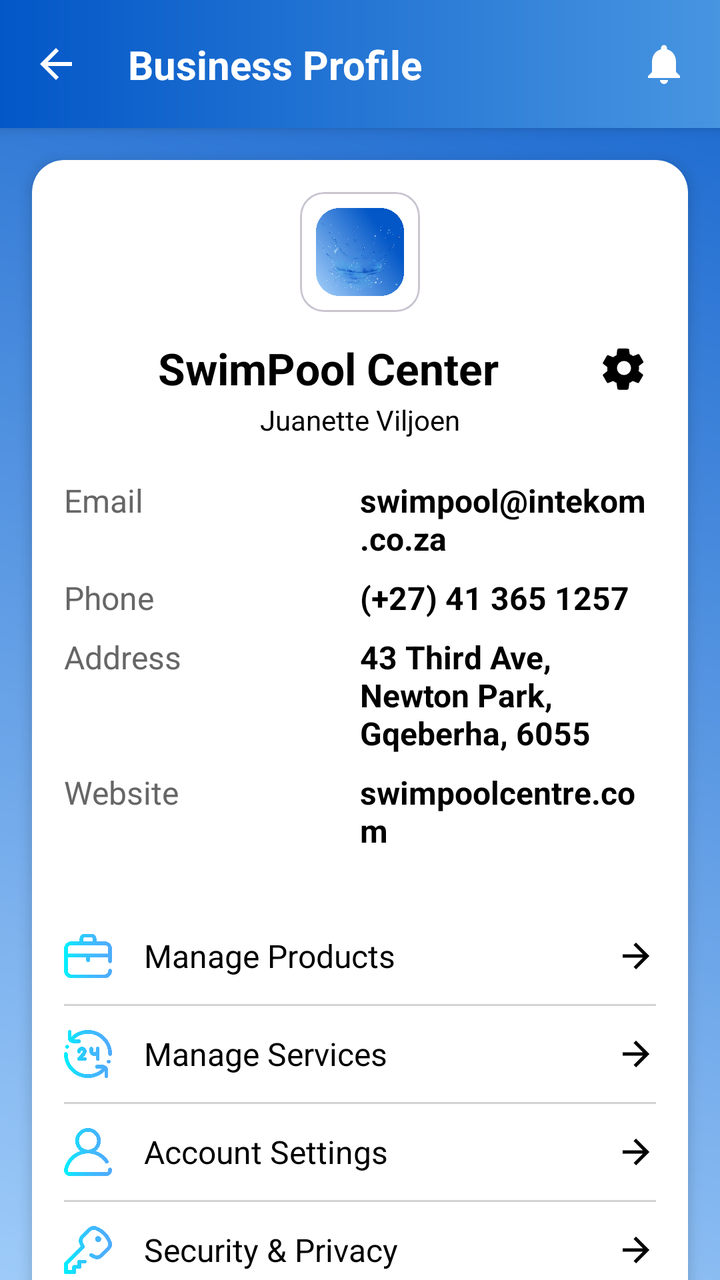
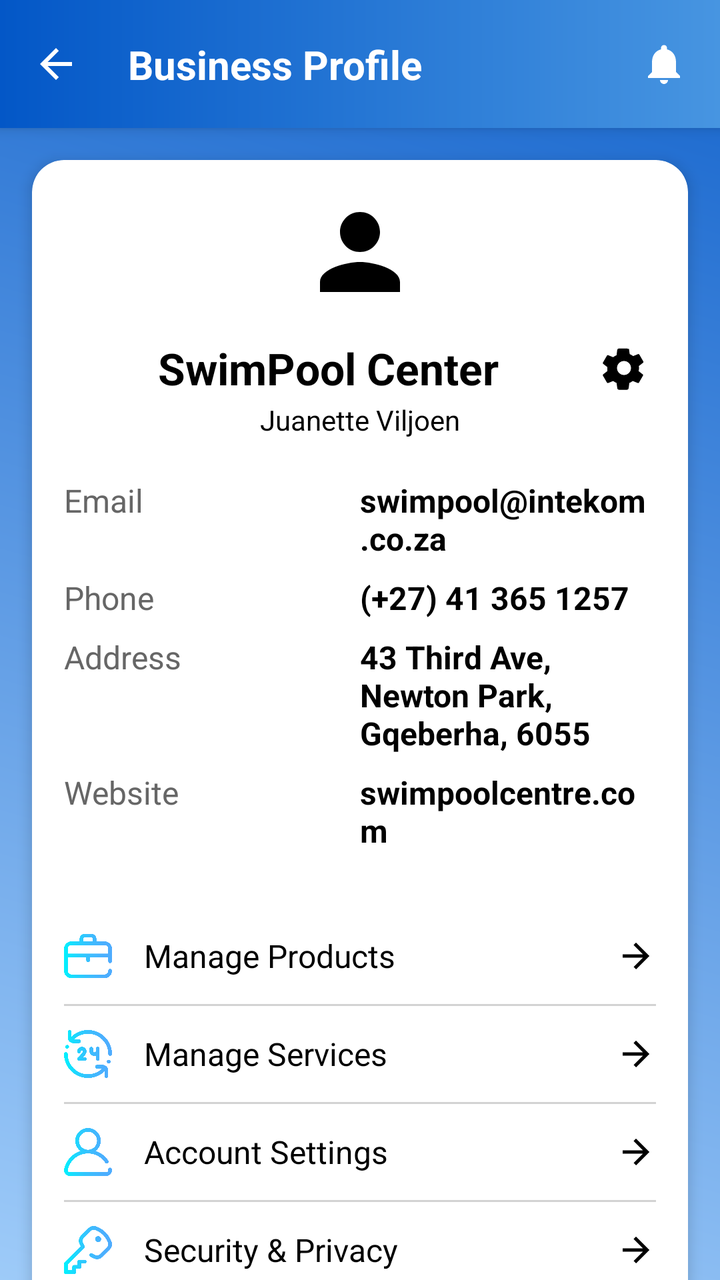

Screens rendered from an Android XML layout before and after an edit, with the pre-edit source and the edit as a unified diff.
<!-- AndroidManifest.xml: application theme Theme.PoolApp -->
<!-- res/layout/sp_profile.xml -->
<?xml version="1.0" encoding="utf-8"?>
<androidx.constraintlayout.widget.ConstraintLayout
    xmlns:android="http://schemas.android.com/apk/res/android"
    xmlns:app="http://schemas.android.com/apk/res-auto"
    xmlns:tools="http://schemas.android.com/tools"
    android:layout_width="match_parent"
    android:layout_height="match_parent"
    android:background="@drawable/pbg"
    tools:context=".SP_Profile">

    <androidx.constraintlayout.widget.ConstraintLayout
        android:id="@+id/profile_header_banner"
        android:layout_width="match_parent"
        android:layout_height="64dp"
        android:background="@drawable/custom_background"
        android:elevation="4dp"
        app:layout_constraintEnd_toEndOf="parent"
        app:layout_constraintStart_toStartOf="parent"
        app:layout_constraintTop_toTopOf="parent">

        <ImageButton
            android:id="@+id/btn_back"
            android:layout_width="wrap_content"
            android:layout_height="wrap_content"
            android:background="@android:color/transparent"
            android:contentDescription="Back"
            android:padding="16dp"
            android:src="@drawable/ic_arrow_back_white_24dp"
            app:layout_constraintBottom_toBottomOf="parent"
            app:layout_constraintStart_toStartOf="parent"
            app:layout_constraintTop_toTopOf="parent"
            app:tint="@color/white" />

        <TextView
            android:id="@+id/tv_header_title"
            android:layout_width="wrap_content"
            android:layout_height="wrap_content"
            android:layout_marginStart="8dp"
            android:text="Business Profile"
            android:textColor="@color/white"
            android:textSize="20sp"
            android:textStyle="bold"
            app:layout_constraintBottom_toBottomOf="parent"
            app:layout_constraintStart_toEndOf="@id/btn_back"
            app:layout_constraintTop_toTopOf="parent" />

        <ImageButton
            android:id="@+id/btn_notifications"
            android:layout_width="wrap_content"
            android:layout_height="wrap_content"
            android:background="@android:color/transparent"
            android:contentDescription="Notifications"
            android:padding="16dp"
            android:src="@drawable/ic_notifications_white_24dp"
            app:layout_constraintBottom_toBottomOf="parent"
            app:layout_constraintEnd_toEndOf="parent"
            app:layout_constraintTop_toTopOf="parent"
            app:tint="@color/white" />

    </androidx.constraintlayout.widget.ConstraintLayout>

    <androidx.core.widget.NestedScrollView
        android:id="@+id/nestedScrollView"
        android:layout_width="0dp"
        android:layout_height="0dp"
        app:layout_constraintBottom_toBottomOf="parent"
        app:layout_constraintEnd_toEndOf="parent"
        app:layout_constraintStart_toStartOf="parent"
        app:layout_constraintTop_toBottomOf="@id/profile_header_banner">

        <LinearLayout
            android:layout_width="match_parent"
            android:layout_height="wrap_content"
            android:orientation="vertical"
            android:paddingBottom="80dp">

            <androidx.cardview.widget.CardView
                android:layout_width="match_parent"
                android:layout_height="wrap_content"
                android:layout_marginHorizontal="16dp"
                android:layout_marginTop="16dp"
                android:layout_marginBottom="16dp"
                app:cardCornerRadius="16dp"
                app:cardElevation="4dp">

                <LinearLayout
                    android:layout_width="match_parent"
                    android:layout_height="wrap_content"
                    android:orientation="vertical"
                    android:paddingBottom="16dp">

                    <LinearLayout
                        android:layout_width="match_parent"
                        android:layout_height="wrap_content"
                        android:background="@color/white_transparent_50"
                        android:backgroundTint="@color/white_transparent_50"
                        android:foregroundTint="@color/white_transparent_50"
                        android:orientation="vertical"
                        android:paddingHorizontal="16dp"
                        android:paddingTop="16dp"
                        android:paddingBottom="16dp">

                        <com.google.android.material.card.MaterialCardView
                            android:layout_width="60dp"
                            android:layout_height="60dp"
                            android:layout_gravity="center_horizontal"
                            android:layout_marginBottom="12dp">

                            <ImageView
                                android:id="@+id/iv_profile_picture"
                                android:layout_width="match_parent"
                                android:layout_height="match_parent"
                                android:background="@color/white"
                                android:contentDescription="Business Logo"
                                android:padding="8dp"
                                android:scaleType="centerInside"
                                android:src="@drawable/launcher_icon" />
                        </com.google.android.material.card.MaterialCardView>

                        <LinearLayout
                            android:layout_width="match_parent"
                            android:layout_height="wrap_content"
                            android:layout_marginBottom="16dp"
                            android:gravity="center_vertical"
                            android:orientation="horizontal">

                            <TextView
                                android:id="@+id/tv_business_name"
                                android:layout_width="0dp"
                                android:layout_height="wrap_content"
                                android:layout_weight="1"
                                android:gravity="center_horizontal"
                                android:text="SwimPool Center"
                                android:textColor="@color/black"
                                android:textSize="22sp"
                                android:textStyle="bold" />

                            <ImageButton
                                android:id="@+id/btn_settings_gear"
                                android:layout_width="wrap_content"
                                android:layout_height="wrap_content"
                                android:background="@android:color/transparent"
                                android:contentDescription="Settings"
                                android:padding="4dp"
                                android:src="@drawable/ic_settings_black_24dp" />
                        </LinearLayout>

                        <TextView
                            android:id="@+id/tv_owner_name"
                            android:layout_width="wrap_content"
                            android:layout_height="wrap_content"
                            android:layout_gravity="center_horizontal"
                            android:layout_marginTop="-16dp"
                            android:layout_marginBottom="16dp"
                            android:text="Juanette Viljoen"
                            android:textColor="@color/black"
                            android:textSize="14sp" />

                        <TableLayout
                            android:layout_width="match_parent"
                            android:layout_height="wrap_content"
                            android:stretchColumns="1">

                            <TableRow>

                                <TextView
                                    style="@style/ProfileDetailLabel"
                                    android:text="Email" />

                                <TextView
                                    android:id="@+id/tv_detail_email"
                                    style="@style/ProfileDetailValue"
                                    android:text="swimpool@intekom.co.za" />
                            </TableRow>

                            <TableRow>

                                <TextView
                                    style="@style/ProfileDetailLabel"
                                    android:text="Phone" />

                                <TextView
                                    android:id="@+id/tv_detail_phone"
                                    style="@style/ProfileDetailValue"
                                    android:text="(+27) 41 365 1257" />
                            </TableRow>

                            <TableRow>

                                <TextView
                                    style="@style/ProfileDetailLabel"
                                    android:text="Address" />

                                <TextView
                                    android:id="@+id/tv_detail_location"
                                    style="@style/ProfileDetailValue"
                                    android:text="43 Third Ave, Newton Park, Gqeberha, 6055" />
                            </TableRow>

                            <TableRow>

                                <TextView
                                    style="@style/ProfileDetailLabel"
                                    android:text="Website" />

                                <TextView
                                    android:id="@+id/tv_detail_website"
                                    style="@style/ProfileDetailValue"
                                    android:text="swimpoolcentre.com" />
                            </TableRow>
                        </TableLayout>
                    </LinearLayout>

                    <LinearLayout
                        android:layout_width="match_parent"
                        android:layout_height="wrap_content"
                        android:background="@android:color/transparent"
                        android:orientation="vertical"
                        android:paddingHorizontal="16dp"
                        android:layout_marginTop="8dp">

                        <LinearLayout
                            android:id="@+id/option_manage_products"
                            android:layout_width="match_parent"
                            android:layout_height="wrap_content"
                            android:orientation="horizontal"
                            android:gravity="center_vertical"
                            android:paddingVertical="12dp"
                            android:clickable="true"
                            android:focusable="true"
                            android:background="?attr/selectableItemBackground">
                            <ImageView
                                android:id="@+id/icon_left_products"
                                android:layout_width="24dp"
                                android:layout_height="24dp"
                                android:src="@drawable/business"
                                android:contentDescription="Manage Products Icon"
                                android:layout_marginEnd="16dp"/>

                            <TextView
                                android:id="@+id/tv_label_products"
                                android:layout_width="0dp"
                                android:layout_height="wrap_content"
                                android:layout_weight="1"
                                android:text="Manage Products"
                                android:textSize="16sp"
                                android:textColor="@color/black"/>

                            <ImageView
                                android:layout_width="20dp"
                                android:layout_height="20dp"
                                android:src="@drawable/ic_arrow_forward_black_24dp"
                                app:tint="@color/black"
                                android:contentDescription="Go to"/>
                        </LinearLayout>

                        <View style="@style/DividerLine" />

                        <LinearLayout
                            android:id="@+id/option_manage_services"
                            android:layout_width="match_parent"
                            android:layout_height="wrap_content"
                            android:orientation="horizontal"
                            android:gravity="center_vertical"
                            android:paddingVertical="12dp"
                            android:clickable="true"
                            android:focusable="true"
                            android:background="?attr/selectableItemBackground">
                            <ImageView
                                android:id="@+id/icon_left_services"
                                android:layout_width="24dp"
                                android:layout_height="24dp"
                                android:src="@drawable/services"
                                android:contentDescription="Manage Services Icon"
                                android:layout_marginEnd="16dp"/>

                            <TextView
                                android:id="@+id/tv_label_services"
                                android:layout_width="0dp"
                                android:layout_height="wrap_content"
                                android:layout_weight="1"
                                android:text="Manage Services"
                                android:textSize="16sp"
                                android:textColor="@color/black"/>

                            <ImageView
                                android:layout_width="20dp"
                                android:layout_height="20dp"
                                android:src="@drawable/ic_arrow_forward_black_24dp"
                                app:tint="@color/black"
                                android:contentDescription="Go to"/>
                        </LinearLayout>

                        <View style="@style/DividerLine" />

                        <LinearLayout
                            android:id="@+id/option_account_settings_sp"
                            android:layout_width="match_parent"
                            android:layout_height="wrap_content"
                            android:orientation="horizontal"
                            android:gravity="center_vertical"
                            android:paddingVertical="12dp"
                            android:clickable="true"
                            android:focusable="true"
                            android:background="?attr/selectableItemBackground">
                            <ImageView
                                android:id="@+id/icon_left_account"
                                android:layout_width="24dp"
                                android:layout_height="24dp"
                                android:src="@drawable/profile"
                                android:contentDescription="Account Settings Icon"
                                android:layout_marginEnd="16dp"/>

                            <TextView
                                android:id="@+id/tv_label_account"
                                android:layout_width="0dp"
                                android:layout_height="wrap_content"
                                android:layout_weight="1"
                                android:text="Account Settings"
                                android:textSize="16sp"
                                android:textColor="@color/black"/>

                            <ImageView
                                android:layout_width="20dp"
                                android:layout_height="20dp"
                                android:src="@drawable/ic_arrow_forward_black_24dp"
                                app:tint="@color/black"
                                android:contentDescription="Go to"/>
                        </LinearLayout>

                        <View style="@style/DividerLine" />

                        <LinearLayout
                            android:id="@+id/option_security_privacy_sp"
                            android:layout_width="match_parent"
                            android:layout_height="wrap_content"
                            android:orientation="horizontal"
                            android:gravity="center_vertical"
                            android:paddingVertical="12dp"
                            android:clickable="true"
                            android:focusable="true"
                            android:background="?attr/selectableItemBackground">
                            <ImageView
                                android:id="@+id/icon_left_security"
                                android:layout_width="24dp"
                                android:layout_height="24dp"
                                android:src="@drawable/password"
                                android:contentDescription="Security and Privacy Icon"
                                android:layout_marginEnd="16dp"/>

                            <TextView
                                android:id="@+id/tv_label_security"
                                android:layout_width="0dp"
                                android:layout_height="wrap_content"
                                android:layout_weight="1"
                                android:text="Security &amp; Privacy"
                                android:textSize="16sp"
                                android:textColor="@color/black"/>

                            <ImageView
                                android:layout_width="20dp"
                                android:layout_height="20dp"
                                android:src="@drawable/ic_arrow_forward_black_24dp"
                                app:tint="@color/black"
                                android:contentDescription="Go to"/>
                        </LinearLayout>

                        <View style="@style/DividerLine" />

                        <LinearLayout
                            android:id="@+id/option_help_center"
                            android:layout_width="match_parent"
                            android:layout_height="wrap_content"
                            android:orientation="horizontal"
                            android:gravity="center_vertical"
                            android:paddingVertical="12dp"
                            android:clickable="true"
                            android:focusable="true"
                            android:background="?attr/selectableItemBackground">
                            <ImageView
                                android:id="@+id/icon_left_help"
                                android:layout_width="24dp"
                                android:layout_height="24dp"
                                android:src="@drawable/tips"
                                android:contentDescription="Help Center Icon"
                                android:layout_marginEnd="16dp"/>

                            <TextView
                                android:id="@+id/tv_label_help"
                                android:layout_width="0dp"
                                android:layout_height="wrap_content"
                                android:layout_weight="1"
                                android:text="Help Center"
                                android:textSize="16sp"
                                android:textColor="@color/black"/>

                            <ImageView
                                android:layout_width="20dp"
                                android:layout_height="20dp"
                                android:src="@drawable/ic_arrow_forward_black_24dp"
                                app:tint="@color/black"
                                android:contentDescription="Go to"/>
                        </LinearLayout>

                    </LinearLayout>

                    <com.google.android.material.button.MaterialButton
                        android:id="@+id/btn_sp_logout"
                        android:layout_width="308dp"
                        android:layout_height="55dp"
                        android:layout_gravity="center_horizontal"
                        android:layout_marginTop="8dp"
                        android:layout_marginBottom="16dp"
                        android:background="@drawable/custom_button2"
                        android:paddingVertical="12dp"
                        android:text="Log Out"
                        android:textColor="@color/white"
                        android:textSize="18dp"
                        app:backgroundTint="@null"
                        app:rippleColor="@color/white_transparent_50" />

                </LinearLayout>
            </androidx.cardview.widget.CardView>

        </LinearLayout>
    </androidx.core.widget.NestedScrollView>
</androidx.constraintlayout.widget.ConstraintLayout>
<!-- resources referenced by this layout -->
<resources>
  <color name="black">#FF000000</color>
  <color name="white">#FFFFFFFF</color>
  <color name="white_transparent_50">#80FFFFFF</color>
  <!-- drawable custom_background (drawable) -->
  <?xml version="1.0" encoding="utf-8"?>
  <shape xmlns:android="http://schemas.android.com/apk/res/android" android:shape="rectangle">
  
      <gradient
          android:startColor="#0357c7"
          android:endColor="#4795e1"
          android:type="linear"/>
  
  </shape>
  <!-- drawable custom_button2 (drawable) -->
  <?xml version="1.0" encoding="utf-8"?>
  <shape xmlns:android="http://schemas.android.com/apk/res/android" android:shape="rectangle">
  
      <gradient
          android:startColor="#0357c7"
          android:endColor="#4795e1"
          android:type="linear"/>
  
      <corners
          android:radius="50dp"/>
  
  </shape>
  <!-- drawable ic_arrow_back_white_24dp (drawable) -->
  <vector xmlns:android="http://schemas.android.com/apk/res/android"
      android:width="24dp"
      android:height="24dp"
      android:viewportWidth="24"
      android:viewportHeight="24"
      android:tint="#FFFFFF"> <path
      android:fillColor="@android:color/white"
      android:pathData="M20,11L7.83,11l5.59,-5.59L12,4L4,12l8,8 1.41,-1.41L7.83,13L20,13z"/>
  </vector>
  <!-- drawable ic_arrow_forward_black_24dp (drawable) -->
  <vector xmlns:android="http://schemas.android.com/apk/res/android"
      android:width="24dp"
      android:height="24dp"
      android:viewportWidth="24"
      android:viewportHeight="24"
      android:tint="#000000"> <path
      android:fillColor="@android:color/black"
      android:pathData="M12,4l-1.41,1.41L16.17,11H4v2h12.17l-5.58,5.59L12,20l8,-8z"/>
  </vector>
  <!-- drawable launcher_icon: png bitmap (drawable, 474951 bytes) -->
  <style name="DividerLine">
          <item name="android:layout_width">match_parent</item>
          <item name="android:layout_height">1dp</item>
          <item name="android:background">@color/grey_light</item>
      </style>
  <style name="ProfileDetailLabel">
          <item name="android:layout_width">0dp</item>
          <item name="android:layout_height">wrap_content</item>
          <item name="android:layout_weight">1</item>
          <item name="android:textSize">16sp</item>
          <item name="android:textColor">@color/grey_dark</item>
          <item name="android:paddingVertical">4dp</item>
      </style>
  <style name="ProfileDetailValue" parent="ProfileDetailLabel">
          <item name="android:textColor">@color/black</item>
          <item name="android:textStyle">bold</item>
      </style>
  <color name="grey_light">#D3D3D3</color>
  <color name="grey_dark">#666666</color>
  <color name="colorPrimary">#096ca7</color>
  <color name="colorPrimaryVariant">#034b75</color>
  <color name="colorOnPrimary">#FFFFFF</color>
  <color name="colorSecondary">#0A57FF</color>
  <color name="colorOnSecondary">#FFFFFF</color>
  <color name="colorSurface">#FFFFFF</color>
  <color name="colorOnSurface">#1C1B1F</color>
  <!-- unchanged entries left out for length: 9 -->
</resources>

<!-- the commit's change to res/layout/sp_profile.xml (unified diff, before → after) -->
@@ -100,22 +100,18 @@
                         android:paddingTop="16dp"
                         android:paddingBottom="16dp">
 
-                        <com.google.android.material.card.MaterialCardView
+                        <com.google.android.material.imageview.ShapeableImageView
+                            android:id="@+id/iv_profile_picture"
                             android:layout_width="60dp"
                             android:layout_height="60dp"
                             android:layout_gravity="center_horizontal"
-                            android:layout_marginBottom="12dp">
-
-                            <ImageView
-                                android:id="@+id/iv_profile_picture"
-                                android:layout_width="match_parent"
-                                android:layout_height="match_parent"
-                                android:background="@color/white"
-                                android:contentDescription="Business Logo"
-                                android:padding="8dp"
-                                android:scaleType="centerInside"
-                                android:src="@drawable/launcher_icon" />
-                        </com.google.android.material.card.MaterialCardView>
+                            android:layout_marginBottom="12dp"
+                            android:src="@drawable/ic_profile_placeholder"
+                            android:contentDescription="User Profile Picture"
+                            android:scaleType="centerCrop"
+                            app:shapeAppearanceOverlay="@style/ShapeAppearanceOverlay.App.CornerSize50Percent"
+                            app:strokeWidth="1dp"
+                            app:strokeColor="@color/white" />
 
                         <LinearLayout
                             android:layout_width="match_parent"
<!-- resource entries referenced after the edit -->
@@ -46,7 +46,12 @@
       android:fillColor="@android:color/black"
       android:pathData="M12,4l-1.41,1.41L16.17,11H4v2h12.17l-5.58,5.59L12,20l8,-8z"/>
   </vector>
-  <!-- drawable launcher_icon: png bitmap (drawable, 474951 bytes) -->
+  <!-- drawable ic_profile_placeholder (drawable) -->
+  <vector android:height="24dp" android:tint="#000000"
+      android:viewportHeight="24" android:viewportWidth="24"
+      android:width="24dp" xmlns:android="http://schemas.android.com/apk/res/android">
+      <path android:fillColor="@android:color/white" android:pathData="M12,12c2.21,0 4,-1.79 4,-4s-1.79,-4 -4,-4 -4,1.79 -4,4 1.79,4 4,4zM12,14c-2.67,0 -8,1.34 -8,4v2h16v-2c0,-2.66 -5.33,-4 -8,-4z"/>
+  </vector>
   <style name="DividerLine">
           <item name="android:layout_width">match_parent</item>
           <item name="android:layout_height">1dp</item>
@@ -64,6 +69,10 @@
           <item name="android:textColor">@color/black</item>
           <item name="android:textStyle">bold</item>
       </style>
+  <style name="ShapeAppearanceOverlay.App.CornerSize50Percent" parent="">
+          <item name="cornerFamily">rounded</item>
+          <item name="cornerSize">50%</item>
+      </style>
   <color name="grey_light">#D3D3D3</color>
   <color name="grey_dark">#666666</color>
   <color name="colorPrimary">#096ca7</color>
